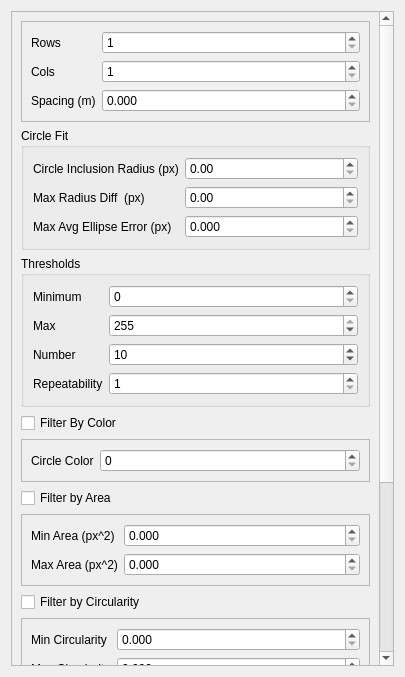
Qt form widget/src/circle_target.ui (ros-industrial/industrial_calibration) before a commit.
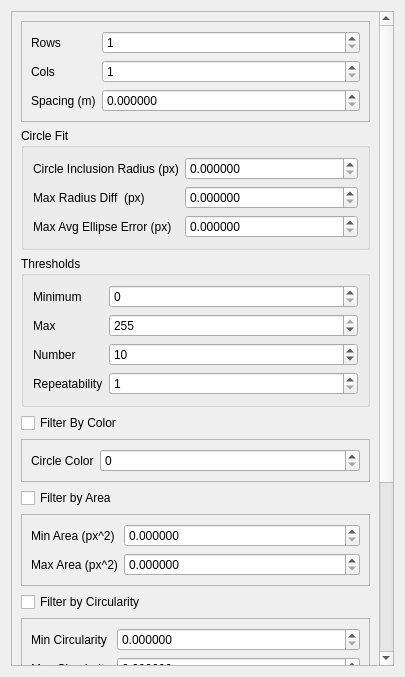
The same form after that commit.

Commit message: Updated double spin boxes to have 6 decimal places

Patch:
```diff
--- a/widget/src/circle_target.ui
+++ b/widget/src/circle_target.ui
@@ -27,7 +27,7 @@
        <rect>
         <x>0</x>
         <y>-316</y>
-        <width>371</width>
+        <width>394</width>
         <height>973</height>
        </rect>
       </property>
@@ -79,7 +79,7 @@
           <item row="2" column="1">
            <widget class="QDoubleSpinBox" name="spacingDoubleSpinBox">
             <property name="decimals">
-             <number>3</number>
+             <number>6</number>
             </property>
             <property name="maximum">
              <double>1000000000.000000000000000</double>
@@ -104,6 +104,9 @@
           </item>
           <item row="0" column="1">
            <widget class="QDoubleSpinBox" name="circleInclusionRadiusDoubleSpinBox">
+            <property name="decimals">
+             <number>6</number>
+            </property>
             <property name="maximum">
              <double>1000000000.000000000000000</double>
             </property>
@@ -125,6 +128,9 @@
           </item>
           <item row="1" column="1">
            <widget class="QDoubleSpinBox" name="maxRadiusDiffDoubleSpinBox">
+            <property name="decimals">
+             <number>6</number>
+            </property>
             <property name="maximum">
              <double>1000000000.000000000000000</double>
             </property>
@@ -133,7 +139,7 @@
           <item row="2" column="1">
            <widget class="QDoubleSpinBox" name="maxAvgEllipseErrorDoubleSpinBox">
             <property name="decimals">
-             <number>3</number>
+             <number>6</number>
             </property>
             <property name="maximum">
              <double>1.000000000000000</double>
@@ -282,7 +288,7 @@
           <item row="0" column="1">
            <widget class="QDoubleSpinBox" name="maxAreaDoubleSpinBox">
             <property name="decimals">
-             <number>3</number>
+             <number>6</number>
             </property>
             <property name="maximum">
              <double>1000000000.000000000000000</double>
@@ -299,7 +305,7 @@
           <item row="1" column="1">
            <widget class="QDoubleSpinBox" name="minAreaDoubleSpinBox">
             <property name="decimals">
-             <number>3</number>
+             <number>6</number>
             </property>
             <property name="maximum">
              <double>1000000000.000000000000000</double>
@@ -335,7 +341,7 @@
           <item row="0" column="1">
            <widget class="QDoubleSpinBox" name="minCircularityDoubleSpinBox">
             <property name="decimals">
-             <number>3</number>
+             <number>6</number>
             </property>
             <property name="maximum">
              <double>1000000000.000000000000000</double>
@@ -352,7 +358,7 @@
           <item row="1" column="1">
            <widget class="QDoubleSpinBox" name="maxCircularityDoubleSpinBox">
             <property name="decimals">
-             <number>3</number>
+             <number>6</number>
             </property>
             <property name="maximum">
              <double>1000000000.000000000000000</double>
```
Left out of the diff: 11 changed lines with no effect on the pictures. The commit also changes 4 other files.
